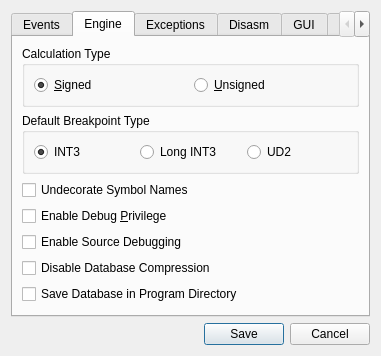
Above: src/gui/Src/Gui/SettingsDialog.ui from x64dbg/x64dbg before the change. Below: the same form after it.
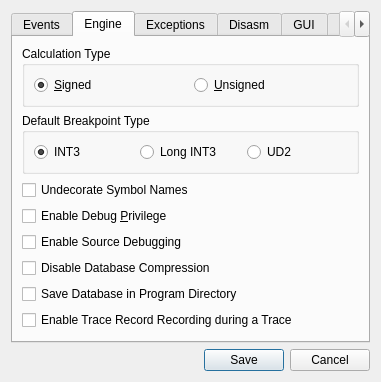
That is the form after the change. The open tabs and pages were chosen to show the change. Icons and pictures are not drawn.

Commit message: trace record during trace

Diff of the .ui file:
```diff
--- a/src/gui/Src/Gui/SettingsDialog.ui
+++ b/src/gui/Src/Gui/SettingsDialog.ui
@@ -282,6 +282,13 @@
          </property>
         </widget>
        </item>
+       <item>
+        <widget class="QCheckBox" name="chkTraceRecordEnabledDuringTrace">
+         <property name="text">
+          <string>Enable Trace Record Recording during a Trace</string>
+         </property>
+        </widget>
+       </item>
        <item>
         <spacer name="verticalSpacer">
          <property name="orientation">
```
